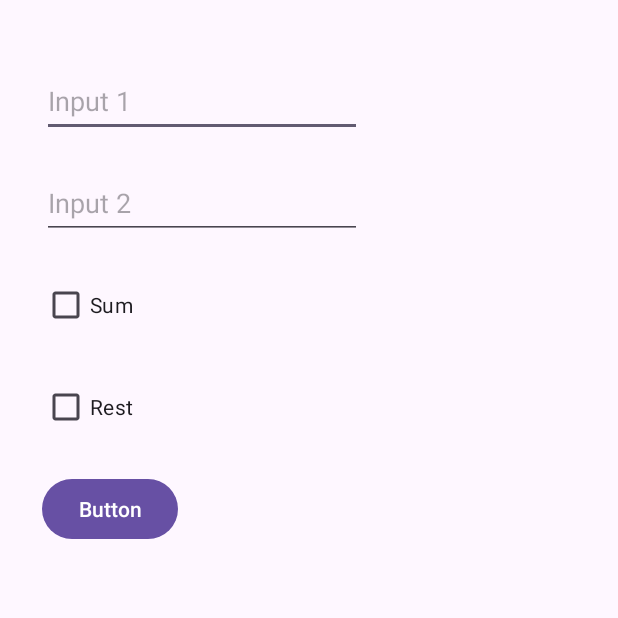
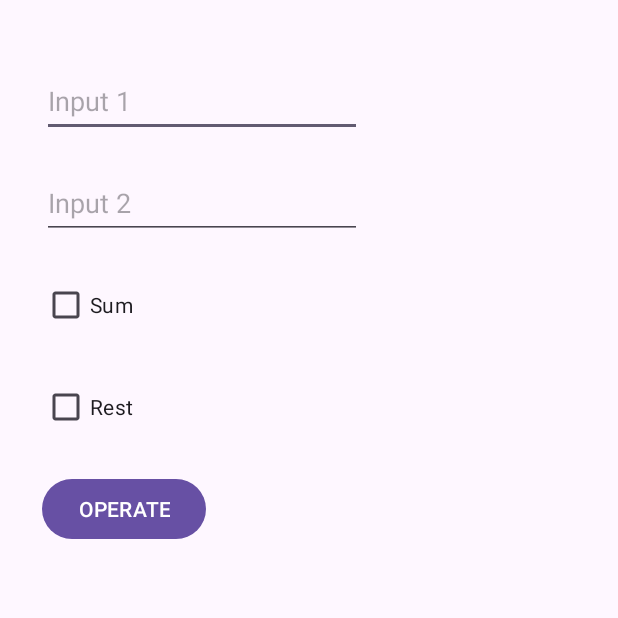
Before and after one commit to elazaroo/androidFirstApp, an Android app: the screen it shows after launch (MainActivity), on a phone screen of 412 x 824 dp, the top half of it. Run offline under Robolectric (Android 15) with nearby library versions, the phone set to English and light mode, and no system bars.

Commit message:
Update activity_main.xml

```diff
--- a/app/src/main/res/layout/activity_main.xml
+++ b/app/src/main/res/layout/activity_main.xml
@@ -38,7 +38,7 @@
         android:layout_height="wrap_content"
         android:layout_marginTop="20dp"
         android:onClick="operate"
-        android:text="Button"
+        android:text="OPERATE"
         app:layout_constraintStart_toStartOf="@+id/etInput1"
         app:layout_constraintTop_toBottomOf="@+id/cbRest" />
 
```
